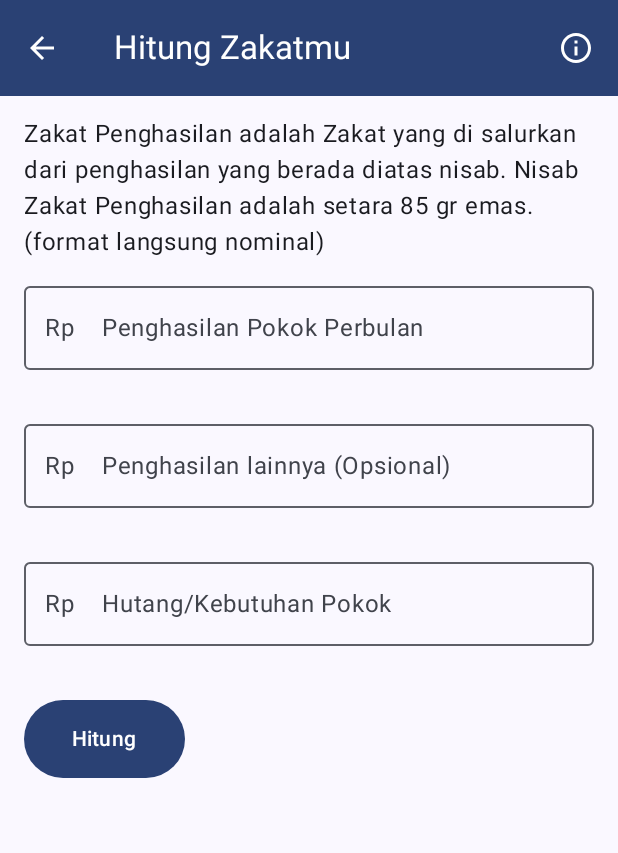
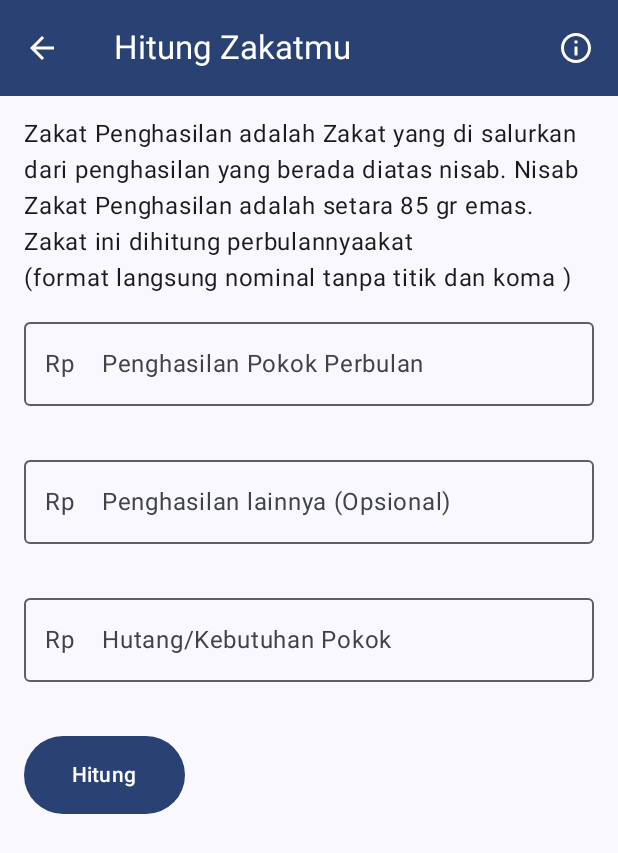
Before and after one commit to Zrlysaa/booksrulesapp, an Android app built with Jetpack Compose: the MainScreen screen opened through its navigation route, on a phone screen of 412 x 824 dp. Shown: the top 853 px of the screen. Run offline under Robolectric (Android 15) with nearby library versions, the light colour scheme and no system bars.

Commit message:
Selesai Aplikasi Zakat

```diff
--- a/app/src/main/res/values/strings.xml
+++ b/app/src/main/res/values/strings.xml
@@ -17,9 +17,9 @@
     <string name="page_hitung">Hitung Zakatmu</string>
     <string name="hitung">Hitung</string>
     <string name="bagikan">Bagikan</string>
-    <string name="bagikan_template">Wajib membayar  \nHutang: %1$s, Zakat: %2$.0f</string>
+    <string name="bagikan_template">Wajib membayar Zakat \nHutang: %1$s, Zakat: %2$.0f</string>
     <string name="tentang_aplikasi">Tentang Aplikasi</string>
-    <string name="plash">Zakat Penghasilan adalah Zakat yang di salurkan dari penghasilan yang berada diatas nisab. Nisab Zakat Penghasilan adalah setara 85 gr emas. \n(format langsung nominal)</string>
+    <string name="plash">Zakat Penghasilan adalah Zakat yang di salurkan dari penghasilan yang berada diatas nisab. Nisab Zakat Penghasilan adalah setara 85 gr emas. Zakat ini dihitung perbulannyaakat \n(format langsung nominal tanpa titik dan koma  )</string>
     <string name="copyright">yokZakat adalah Aplikasi yang menyediakan dua fitur utama: pertama, pengguna dapat dengan mudah mengetahui zakat penghasilan yang harus dikeluarkan sesuai nisab. Fitur ini memungkinkan pengguna untuk mengetahui setiap bulan zakat dari penghasilan mereka.
 Fitur kedua dari aplikasi ini adalah Plan tentang waktu kapannya kita ingin mengeluarkan zakat dan menuliskan target zakat yang pengguna ingin salurkan kedepan waktu.
 \n\nAplikasi ini dibuat untuk Asesment Mobile Programming.\n no Copyright © 2024 Siti Zahrah Alysa Shafiyyah. \nAll rights reserved.</string>
```
